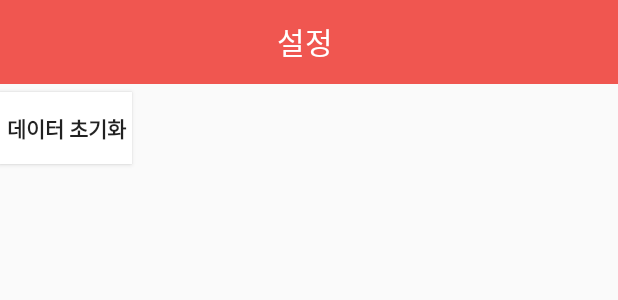
After one commit to zzckckck3/calenderMemo, an Android app: the layout activity_setting.xml on its own in the app's theme, with its tools: preview values and no code run, on a phone screen of 412 x 824 dp. The commit adds this screen. Shown: the top 300 px of the screen. Run offline under Robolectric (Android 15) with nearby library versions, the phone set to English and light mode, and no system bars.

Commit message:
설정화면 추가

```diff
--- a/app/src/main/java/com/example/calendermemo/MainActivity.java
+++ b/app/src/main/java/com/example/calendermemo/MainActivity.java
@@ -105,6 +105,8 @@ public class MainActivity extends AppCompatActivity {
     public boolean onOptionsItemSelected(MenuItem item) {
         switch (item.getItemId()) {
             case R.id.setting_btn:
+                intent = new Intent(getApplicationContext(), SettingActivity.class);
+                startActivity(intent);
                 return true;
             case R.id.search_btn:
                 intent = new Intent(getApplicationContext(), search_Activity.class);
--- /dev/null
+++ b/app/src/main/res/layout/activity_setting.xml
@@ -0,0 +1,33 @@
+<?xml version="1.0" encoding="utf-8"?>
+<androidx.constraintlayout.widget.ConstraintLayout xmlns:android="http://schemas.android.com/apk/res/android"
+    xmlns:app="http://schemas.android.com/apk/res-auto"
+    xmlns:tools="http://schemas.android.com/tools"
+    android:layout_width="match_parent"
+    android:layout_height="match_parent"
+    tools:context=".SettingActivity">
+
+    <androidx.appcompat.widget.Toolbar
+        android:id="@+id/toolbar_setting"
+        android:layout_width="0dp"
+        android:layout_height="?attr/actionBarSize"
+        android:background="@color/littleRed"
+        app:title="설정"
+        app:titleMarginStart="185dp"
+        app:titleTextColor="@color/white"
+        app:layout_constraintEnd_toEndOf="parent"
+        app:layout_constraintStart_toStartOf="parent"
+        app:layout_constraintTop_toTopOf="parent"/>
+
+    <Button
+        android:id="@+id/data_reset"
+        android:layout_width="wrap_content"
+        android:layout_height="wrap_content"
+        android:text="데이터 초기화"
+        android:textStyle="bold"
+        android:background="@color/white"
+        android:layout_marginTop="5dp"
+        app:layout_constraintStart_toStartOf="parent"
+        app:layout_constraintTop_toBottomOf="@id/toolbar_setting"/>
+
+
+</androidx.constraintlayout.widget.ConstraintLayout>
```
Also changed, not shown: app/src/main/AndroidManifest.xml (+11 -10 lines), app/src/main/java/com/example/calendermemo/SettingActivity.java (added, +26 -0 lines).
